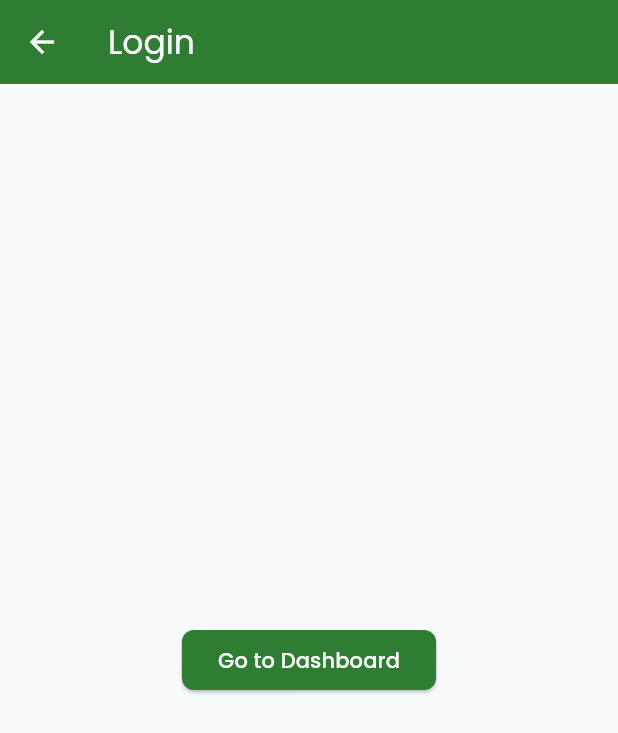
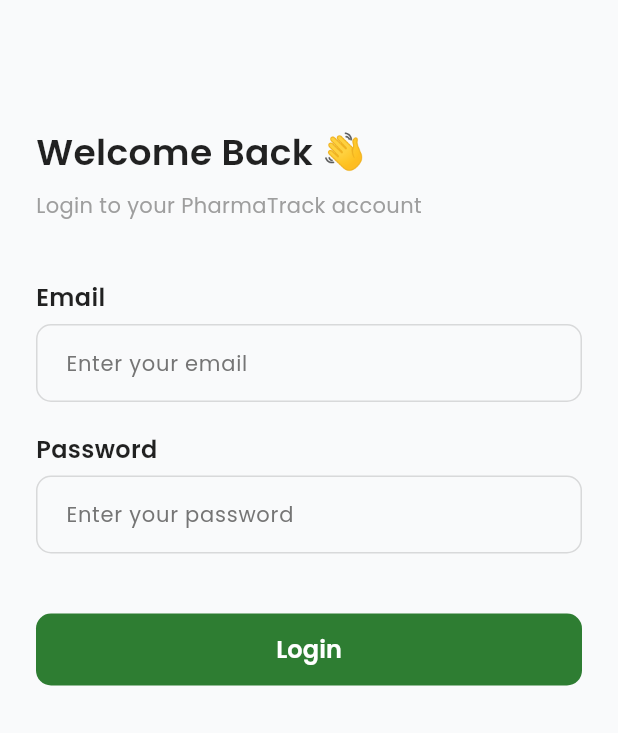
Before and after one commit to kareem358/pharmatrack, a Flutter app: the screen it shows after launch, on a phone screen of 412 x 824 dp. Shown: the top 733 px of the screen. Run offline on Flutter 3.47's test engine with Material 3 defaults, Android fonts, the phone set to English and light mode, and no system bars; our stand-ins replace google_fonts.

Commit message:
Update login_screen.dart

```diff
--- a/lib/features/auth/presentation/login_screen.dart
+++ b/lib/features/auth/presentation/login_screen.dart
@@ -1,3 +1,60 @@
+import 'package:flutter/material.dart';
+import '../../../core/constants/app_colors.dar.dart';
+import '../../../core/constants/app_text_styles.dart';
+import '../../../widgets/custom_button.dart';
+import '../../../widgets/custom_text_field.dart';
+
+class LoginScreen extends StatelessWidget {
+  const LoginScreen({super.key});
+
+  @override
+  Widget build(BuildContext context) {
+    final emailController = TextEditingController();
+    final passwordController = TextEditingController();
+
+    return Scaffold(
+      backgroundColor: AppColors.background,
+      body: SafeArea(
+        child: Padding(
+          padding: const EdgeInsets.all(24.0),
+          child: Column(
+            crossAxisAlignment: CrossAxisAlignment.start,
+            children: [
+              const SizedBox(height: 60),
+              Text('Welcome Back 👋', style: AppTextStyles.heading1),
+              const SizedBox(height: 8),
+              Text('Login to your PharmaTrack account', style: AppTextStyles.caption),
+              const SizedBox(height: 40),
+              CustomTextField(
+                controller: emailController,
+                label: 'Email',
+                hintText: 'Enter your email',
+              ),
+              const SizedBox(height: 20),
+              CustomTextField(
+                controller: passwordController,
+                label: 'Password',
+                hintText: 'Enter your password',
+                isPassword: true,
+              ),
+              const SizedBox(height: 40),
+              CustomButton(
+                label: 'Login',
+                onPressed: () {
+                  Navigator.pushNamed(context, '/dashboard');
+                },
+              ),
+            ],
+          ),
+        ),
+      ),
+    );
+  }
+}
+
+
+
+/*
 import 'package:flutter/material.dart';
 import 'package:pharmatrack/core/config/app_router.dart';
 
@@ -19,3 +76,4 @@
     );
   }
 }
+*/
```
